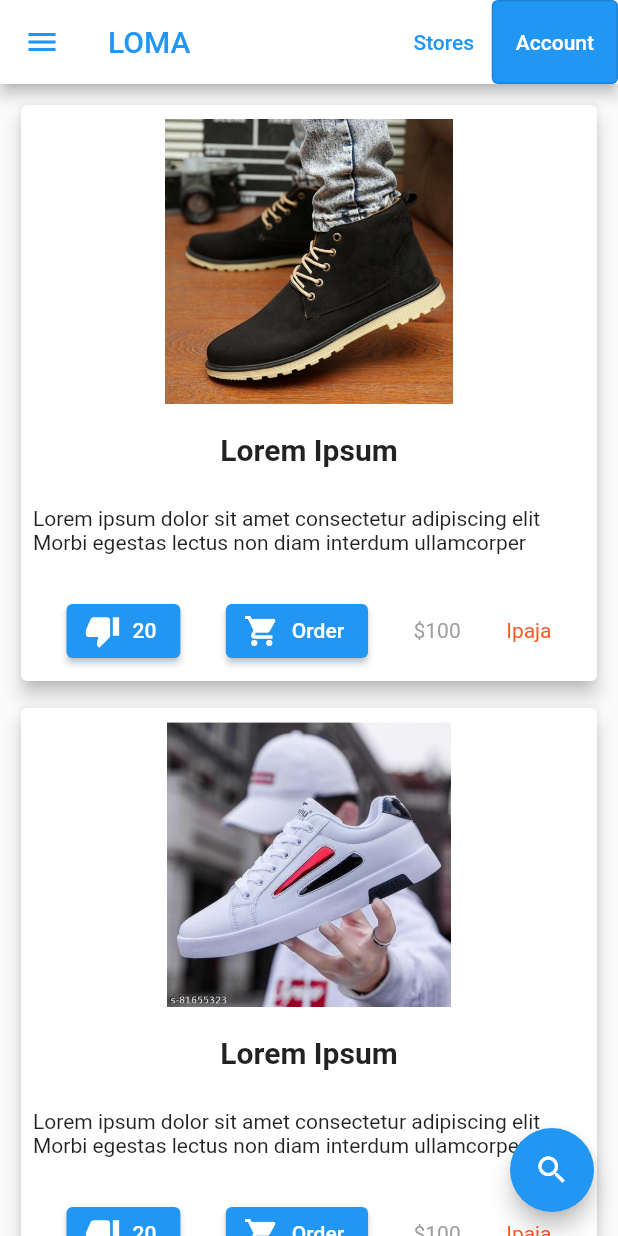
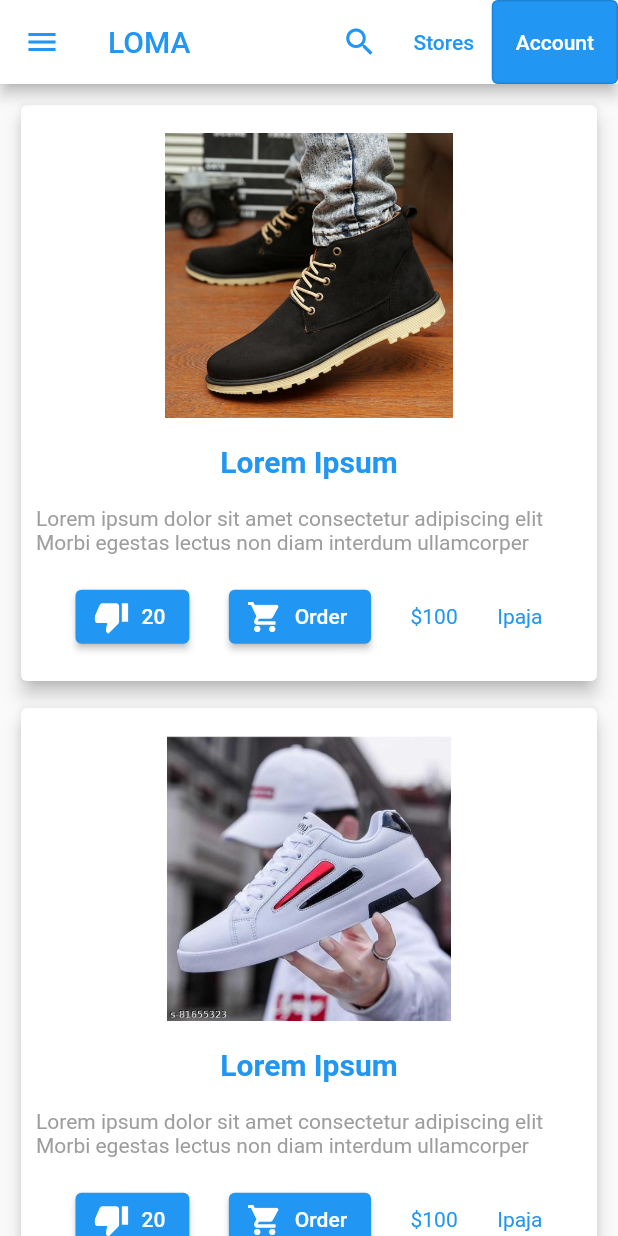
Before and after one commit to otumuyen-gospel/LOMA, a Flutter app: the screen it shows after launch, on a phone screen of 412 x 824 dp. Run offline on Flutter 3.47's test engine with Material 2 defaults, Android fonts, the phone set to English and light mode, and no system bars; our stand-ins replace carousel_slider, easy_splash_screen; Roboto replaces fonts that are missing (verdana).

Commit message:
designed the login page

```diff
--- a/lib/main.dart
+++ b/lib/main.dart
@@ -1,4 +1,6 @@
 import 'package:flutter/material.dart';
+import 'package:loma/login.dart';
+import 'package:loma/product_search.dart';
 import 'package:loma/splashscreen.dart';
 import 'package:loma/product.dart';
 void main() {
@@ -30,7 +32,8 @@ class Loma extends StatelessWidget {
       routes: {
         '/': (BuildContext ctx) => const SplashPage(),
         '/Product': (BuildContext ctx) => const Product(),
-
+        '/ProductSearch': (BuildContext ctx) => const ProductSearch(),
+        '/Login': (BuildContext ctx) => const Login(),
       },
     );
 
--- a/lib/product.dart
+++ b/lib/product.dart
@@ -35,12 +35,16 @@ class _ProductState extends State<Product> {
             );
           }),
           actions: [
+            IconButton(
+                onPressed: (){Navigator.pushNamed(context, "/ProductSearch");},
+                icon: const Icon(Icons.search,color: Colors.blue,
+                )),
             TextButton(
                 onPressed: (){},
                 child: const Text("Stores", style: TextStyle(color: Colors.blue,fontFamily: 'verdana'),),
             ),
             OutlinedButton(
-                onPressed:  (){},
+                onPressed:  (){Navigator.pushNamed(context, "/Login");},
                 style:  ButtonStyle(backgroundColor: MaterialStateProperty.all(Colors.blue),),
                 child: const Text("Account", style: TextStyle(color:Colors.white,fontFamily: 'verdana'),),
             ),
@@ -53,76 +57,76 @@ class _ProductState extends State<Product> {
               DrawerHeader(
                 child: Container(
                   alignment: Alignment.center,
-                  height: 150,
+                  height: 100,
                   child: Image.asset("assets/logo.png", fit: BoxFit.contain,),
                 ),
               ),
               ListTile(
-                leading: const Icon(Icons.photo_camera),
-                title: const Text("Photography"),
+                leading: const Icon(Icons.photo_camera, color: Colors.blue,),
+                title: const Text("Photography", style: TextStyle(color: Colors.blue,),),
                 onTap: (){
                 },
               ),
               ListTile(
-                leading: const Icon(Icons.emoji_food_beverage),
-                title: const Text("Food and beverages"),
+                leading: const Icon(Icons.emoji_food_beverage, color: Colors.blue,),
+                title: const Text("Food and beverages", style: TextStyle(color: Colors.blue,),),
                 onTap: (){
 
                 },
               ),
               ListTile(
-                leading: const Icon(Icons.library_books),
-                title: const Text("Books"),
+                leading: const Icon(Icons.library_books, color: Colors.blue,),
+                title: const Text("Books", style: TextStyle(color: Colors.blue,),),
                 onTap: (){
 
                 },
               ),
               ListTile(
-                leading: const Icon(Icons.snowshoeing),
-                title: const Text("Wears & Shoes"),
+                leading: const Icon(Icons.snowshoeing, color: Colors.blue,),
+                title: const Text("Wears & Shoes", style: TextStyle(color: Colors.blue,),),
                 onTap: (){
 
                 },
               ),
               ListTile(
-                leading: const Icon(Icons.computer),
-                title: const Text("Computer & Accessories"),
+                leading: const Icon(Icons.computer, color: Colors.blue,),
+                title: const Text("Computer & Accessories", style: TextStyle(color: Colors.blue,),),
                 onTap: (){
                 },
               ),
               ListTile(
-                leading: const Icon(Icons.app_shortcut),
-                title: const Text("Software Services"),
+                leading: const Icon(Icons.app_shortcut, color: Colors.blue,),
+                title: const Text("Software Services", style: TextStyle(color: Colors.blue,),),
                 onTap: (){
                 },
               ),
               ListTile(
-                leading: const Icon(Icons.draw),
-                title: const Text("Technical & painting & Artisan Services"),
+                leading: const Icon(Icons.draw, color: Colors.blue,),
+                title: const Text("Technical & painting & Artisan Services", style: TextStyle(color: Colors.blue,),),
                 onTap: (){
                 },
               ),
               ListTile(
-                leading: const Icon(Icons.emoji_transportation),
-                title: const Text("Logistics"),
+                leading: const Icon(Icons.emoji_transportation, color: Colors.blue,),
+                title: const Text("Logistics", style: TextStyle(color: Colors.blue,),),
                 onTap: (){
                 },
               ),
               ListTile(
-                leading: const Icon(Icons.sports),
-                title: const Text("Sports and Entertainment"),
+                leading: const Icon(Icons.sports, color: Colors.blue,),
+                title: const Text("Sports and Entertainment", style: TextStyle(color: Colors.blue,),),
                 onTap: (){
                 },
               ),
               ListTile(
-                leading: const Icon(Icons.print),
-                title: const Text("Writing, Printing and Binding"),
+                leading: const Icon(Icons.print, color: Colors.blue,),
+                title: const Text("Writing, Printing and Binding", style: TextStyle(color: Colors.blue,),),
                 onTap: (){
                 },
               ),
               ListTile(
-                leading: const Icon(Icons.miscellaneous_services),
-                title: const Text("Other Services"),
+                leading: const Icon(Icons.miscellaneous_services, color: Colors.blue,),
+                title: const Text("Other Services", style: TextStyle(color: Colors.blue,),),
                 onTap: (){
                 },
               ),
@@ -146,11 +150,7 @@ class _ProductState extends State<Product> {
             );
           },
         ),
-      floatingActionButton: FloatingActionButton(
-        child: const Icon(Icons.search),
-        onPressed: (){},
-      ),
-      bottomNavigationBar: null,
+
     );
   }
 }
--- a/lib/product_card.dart
+++ b/lib/product_card.dart
@@ -29,6 +29,8 @@ class ProductCard{
         child: Card(
           elevation: 5,
           color: Colors.white,
+          child: Padding(
+            padding: const EdgeInsets.all(10),
             child: Column(
               mainAxisAlignment: MainAxisAlignment.spaceAround,
               children: <Widget>[
@@ -37,8 +39,9 @@ class ProductCard{
                   height: 190,
                   child: img,
                 ),
-              Text(name,style: const TextStyle(fontFamily: "verdana", fontSize: 20,fontWeight: FontWeight.bold)),
-              Padding(padding: const EdgeInsets.all(8),child:Text(description,style: const TextStyle(fontFamily: "verdana")),),
+                Text(name,style: const TextStyle(fontFamily: "verdana", fontSize: 20,fontWeight: FontWeight.bold,
+                overflow: TextOverflow.ellipsis, color: Colors.blue)),
+                Text(description,style: const TextStyle(fontFamily: "verdana", color: Colors.grey)),
                 Row(
                   mainAxisAlignment: MainAxisAlignment.spaceEvenly,
                   children: [
@@ -46,13 +49,15 @@ class ProductCard{
                         label:Text("$likes")),
                     ElevatedButton.icon(onPressed: (){}, icon: const Icon(Icons.shopping_cart,color:Colors.white),
                         label:const Text("Order")),
-                  Text(price,style: const TextStyle(fontFamily: "verdana", color: Colors.grey)),
-                  Text(location,style: const TextStyle(fontFamily: "verdana", color: Colors.deepOrange)),
+                    Text(price,style: const TextStyle(fontFamily: "verdana", color: Colors.blue)),
+                    Text(location,style: const TextStyle(fontFamily: "verdana", color: Colors.blue,
+                    overflow: TextOverflow.ellipsis)),
                   ],
                 ),
               ],
             ),
           ),
+        ),
       );
   }
 }
--- a/pubspec.yaml
+++ b/pubspec.yaml
@@ -78,6 +78,7 @@ flutter:
     - assets/8.jpg
     - assets/9.jpg
     - assets/10.jpg
+    - assets/bg.jpg
   # To add assets to your application, add an assets section, like this:
   # assets:
   #   - images/a_dot_burr.jpeg
```
Also changed, not shown: lib/login.dart (added, +126 -0 lines), lib/product_search.dart (added, +100 -0 lines), assets/bg.jpg (added). Lines whose indentation alone changed are shown as unchanged.
